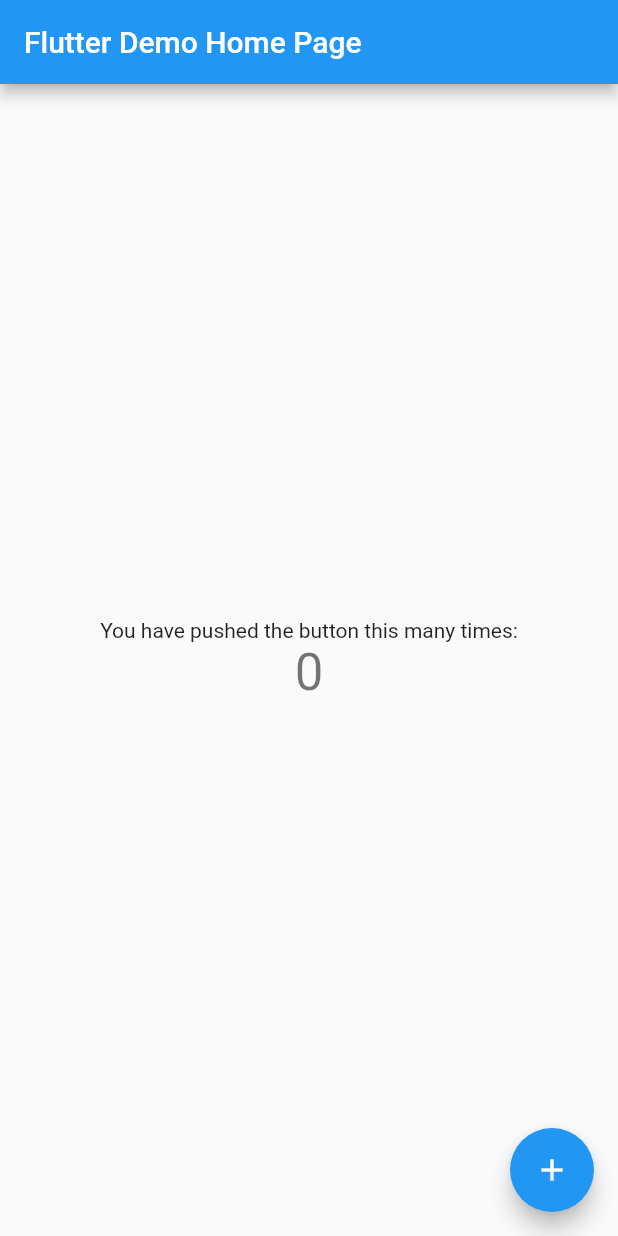
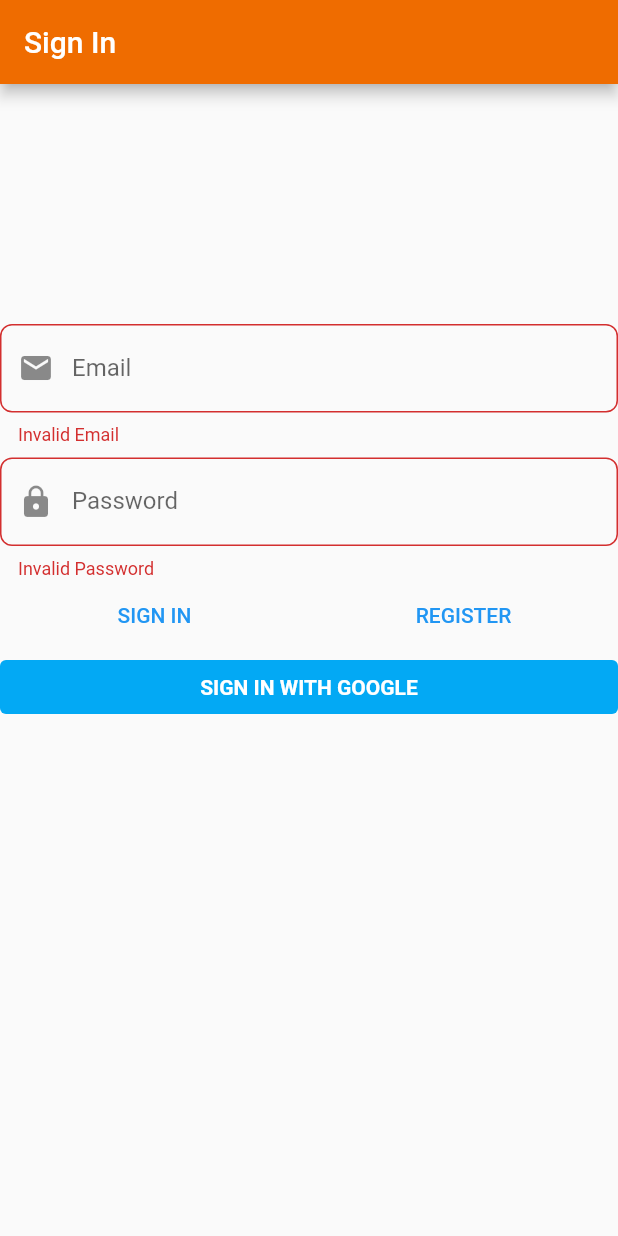
Before and after one commit to lei-cao/flutter-firebase-ddd-course, a Flutter app: the screen it shows after launch, on a phone screen of 412 x 824 dp. Run offline on Flutter 3.47's test engine with Material 2 defaults, Android fonts, the phone set to English and light mode, and no system bars; our stand-ins replace another_flushbar, bloc, dartz, firebase_auth, firebase_core, flutter_bloc and 4 more; accounts and stored records are empty; generated files the repository leaves out were written again.

Commit message:
Part 8: Sign-In Form UI

```diff
--- a/lib/application/auth/sign_in_form/sign_in_form_bloc.dart
+++ b/lib/application/auth/sign_in_form/sign_in_form_bloc.dart
@@ -20,6 +20,9 @@
   final IAuthFacade _authFacade;
 
   SignInFormBloc(this._authFacade) : super(SignInFormState.initial());
+
+  @override
+  SignInFormState get initialState => SignInFormState.initial();
 
   @override
   Stream<SignInFormState> mapEventToState(
--- a/lib/infrastructure/auth/firebase_auth_facade.dart
+++ b/lib/infrastructure/auth/firebase_auth_facade.dart
@@ -7,8 +7,7 @@
 import 'package:google_sign_in/google_sign_in.dart';
 import 'package:injectable/injectable.dart';
 
-@lazySingleton
-@Injectable(as: IAuthFacade)
+@LazySingleton(as: IAuthFacade)
 class FirebaseAuthFacade implements IAuthFacade {
   final FirebaseAuth _firebaseAuth;
   final GoogleSignIn _googleSignIn;
--- a/lib/main.dart
+++ b/lib/main.dart
@@ -1,116 +1,12 @@
+import 'package:firebase_core/firebase_core.dart';
 import 'package:flutter/material.dart';
 import 'package:flutter_firebase_ddd_course/injection.dart';
+import 'package:flutter_firebase_ddd_course/presentation/core/app_widget.dart';
 import 'package:injectable/injectable.dart';
 
-void main() {
+Future<void> main() async{
+  WidgetsFlutterBinding.ensureInitialized();
   configureInjection(Environment.prod);
-  runApp(MyApp());
+  await Firebase.initializeApp();
+  runApp(const AppWidget());
 }
-
-class MyApp extends StatelessWidget {
-  // This widget is the root of your application.
-  @override
-  Widget build(BuildContext context) {
-    return MaterialApp(
-      title: 'Flutter Demo',
-      theme: ThemeData(
-        // This is the theme of your application.
-        //
-        // Try running your application with "flutter run". You'll see the
-        // application has a blue toolbar. Then, without quitting the app, try
-        // changing the primarySwatch below to Colors.green and then invoke
-        // "hot reload" (press "r" in the console where you ran "flutter run",
-        // or simply save your changes to "hot reload" in a Flutter IDE).
-        // Notice that the counter didn't reset back to zero; the application
-        // is not restarted.
-        primarySwatch: Colors.blue,
-      ),
-      home: MyHomePage(title: 'Flutter Demo Home Page'),
-    );
-  }
-}
-
-class MyHomePage extends StatefulWidget {
-  MyHomePage({Key? key, required this.title}) : super(key: key);
-
-  // This widget is the home page of your application. It is stateful, meaning
-  // that it has a State object (defined below) that contains fields that affect
-  // how it looks.
-
-  // This class is the configuration for the state. It holds the values (in this
-  // case the title) provided by the parent (in this case the App widget) and
-  // used by the build method of the State. Fields in a Widget subclass are
-  // always marked "final".
-
-  final String title;
-
-  @override
-  _MyHomePageState createState() => _MyHomePageState();
-}
-
-class _MyHomePageState extends State<MyHomePage> {
-  int _counter = 0;
-
-  void _incrementCounter() {
-    setState(() {
-      // This call to setState tells the Flutter framework that something has
-      // changed in this State, which causes it to rerun the build method below
-      // so that the display can reflect the updated values. If we changed
-      // _counter without calling setState(), then the build method would not be
-      // called again, and so nothing would appear to happen.
-      _counter++;
-    });
-  }
-
-  @override
-  Widget build(BuildContext context) {
-    // This method is rerun every time setState is called, for instance as done
-    // by the _incrementCounter method above.
-    //
-    // The Flutter framework has been optimized to make rerunning build methods
-    // fast, so that you can just rebuild anything that needs updating rather
-    // than having to individually change instances of widgets.
-    return Scaffold(
-      appBar: AppBar(
-        // Here we take the value from the MyHomePage object that was created by
-        // the App.build method, and use it to set our appbar title.
-        title: Text(widget.title),
-      ),
-      body: Center(
-        // Center is a layout widget. It takes a single child and positions it
-        // in the middle of the parent.
-        child: Column(
-          // Column is also a layout widget. It takes a list of children and
-          // arranges them vertically. By default, it sizes itself to fit its
-          // children horizontally, and tries to be as tall as its parent.
-          //
-          // Invoke "debug painting" (press "p" in the console, choose the
-          // "Toggle Debug Paint" action from the Flutter Inspector in Android
-          // Studio, or the "Toggle Debug Paint" command in Visual Studio Code)
-          // to see the wireframe for each widget.
-          //
-          // Column has various properties to control how it sizes itself and
-          // how it positions its children. Here we use mainAxisAlignment to
-          // center the children vertically; the main axis here is the vertical
-          // axis because Columns are vertical (the cross axis would be
-          // horizontal).
-          mainAxisAlignment: MainAxisAlignment.center,
-          children: <Widget>[
-            Text(
-              'You have pushed the button this many times:',
-            ),
-            Text(
-              '$_counter',
-              style: Theme.of(context).textTheme.headline4,
-            ),
-          ],
-        ),
-      ),
-      floatingActionButton: FloatingActionButton(
-        onPressed: _incrementCounter,
-        tooltip: 'Increment',
-        child: Icon(Icons.add),
-      ), // This trailing comma makes auto-formatting nicer for build methods.
-    );
-  }
-}
--- /dev/null
+++ b/lib/presentation/core/app_widget.dart
@@ -0,0 +1,24 @@
+import 'package:flutter/material.dart';
+import 'package:flutter_firebase_ddd_course/presentation/sign_in/sign_in_page.dart';
+
+class AppWidget extends StatelessWidget {
+  const AppWidget({Key? key}) : super(key: key);
+
+  @override
+  Widget build(BuildContext context) {
+    return MaterialApp(
+      title: 'Material App',
+      home: const SignInPage(),
+      debugShowCheckedModeBanner: false,
+      theme: ThemeData.light().copyWith(
+        primaryColor: Colors.orange[800],
+        accentColor: Colors.orangeAccent,
+        inputDecorationTheme: InputDecorationTheme(
+          border: OutlineInputBorder(
+            borderRadius: BorderRadius.circular(8),
+          ),
+        ),
+      ),
+    );
+  }
+}
--- /dev/null
+++ b/lib/presentation/sign_in/sign_in_page.dart
@@ -0,0 +1,22 @@
+import 'package:flutter/material.dart';
+import 'package:flutter_bloc/flutter_bloc.dart';
+import 'package:flutter_firebase_ddd_course/application/auth/sign_in_form/sign_in_form_bloc.dart';
+import 'package:flutter_firebase_ddd_course/injection.dart';
+import 'package:flutter_firebase_ddd_course/presentation/sign_in/widgets/sign_in_form.dart';
+
+class SignInPage extends StatelessWidget {
+  const SignInPage({Key? key}) : super(key: key);
+
+  @override
+  Widget build(BuildContext context) {
+    return Scaffold(
+      appBar: AppBar(
+        title: Text('Sign In'),
+      ),
+      body: BlocProvider(
+        create: (context) => getIt<SignInFormBloc>(),
+        child: SignInForm(),
+      ),
+    );
+  }
+}
--- /dev/null
+++ b/lib/presentation/sign_in/widgets/sign_in_form.dart
@@ -0,0 +1,131 @@
+import 'package:another_flushbar/flushbar_helper.dart';
+import 'package:flutter/material.dart';
+import 'package:flutter_bloc/flutter_bloc.dart';
+import 'package:flutter_firebase_ddd_course/application/auth/sign_in_form/sign_in_form_bloc.dart';
+
+class SignInForm extends StatelessWidget {
+  const SignInForm({Key? key}) : super(key: key);
+
+  @override
+  Widget build(BuildContext context) {
+    return BlocConsumer<SignInFormBloc, SignInFormState>(
+      listener: (context, state) {
+        state.authFailureOrSuccessOption.fold(
+          () => () {},
+          (either) => either.fold((failure) {
+            FlushbarHelper.createError(
+              message: failure.map(
+                cancelledByUser: (_) => 'Cancelled',
+                serverError: (_) => 'serverError',
+                emailAlreadyInUse: (_) => 'emailAlreadyInUse',
+                invalidEmailAndPasswordCombination: (_) =>
+                    'invalidEmailAndPasswordCombination',
+              ),
+            ).show(context);
+          }, (_) {}),
+        );
+      },
+      builder: (context, state) {
+        return Form(
+          autovalidateMode: state.showErrorMessages
+              ? AutovalidateMode.always
+              : AutovalidateMode.always,
+          child: ListView(
+            children: [
+              const Text(
+                '',
+                textAlign: TextAlign.center,
+                style: TextStyle(fontSize: 130),
+              ),
+              const SizedBox(height: 8),
+              TextFormField(
+                decoration: const InputDecoration(
+                  prefixIcon: Icon(Icons.email),
+                  labelText: 'Email',
+                ),
+                autocorrect: false,
+                onChanged: (value) => context
+                    .read<SignInFormBloc>()
+                    .add(SignInFormEvent.emailChanged(value)),
+                validator: (_) => context
+                    .read<SignInFormBloc>()
+                    .state
+                    .emailAddress
+                    .value
+                    .fold(
+                        (f) => f.maybeMap(
+                              invalidEmail: (_) => 'Invalid Email',
+                              orElse: () => null,
+                            ),
+                        (r) => null),
+              ),
+              const SizedBox(height: 8),
+              TextFormField(
+                decoration: const InputDecoration(
+                  prefixIcon: Icon(Icons.lock),
+                  labelText: 'Password',
+                ),
+                autocorrect: false,
+                obscureText: true,
+                onChanged: (value) => context
+                    .read<SignInFormBloc>()
+                    .add(SignInFormEvent.passwordChanged(value)),
+                validator: (_) =>
+                    context.read<SignInFormBloc>().state.password.value.fold(
+                        (f) => f.maybeMap(
+                              shortPassword: (_) => 'Invalid Password',
+                              orElse: () => null,
+                            ),
+                        (r) => null),
+              ),
+              Row(
+                children: [
+                  Expanded(
+                    child: TextButton(
+                      onPressed: () {
+                        context.read<SignInFormBloc>().add(
+                              const SignInFormEvent
+                                  .signInWithEmailAndPasswordPressed(),
+                            );
+                      },
+                      child: const Text('SIGN IN'),
+                    ),
+                  ),
+                  Expanded(
+                    child: TextButton(
+                      onPressed: () {
+                        context.read<SignInFormBloc>().add(
+                              const SignInFormEvent
+                                  .registerWithEmailAndPasswordPressed(),
+                            );
+                      },
+                      child: const Text('REGISTER'),
+                    ),
+                  ),
+                ],
+              ),
+              TextButton(
+                onPressed: () {
+                  context.read<SignInFormBloc>().add(
+                        const SignInFormEvent.signInWithGooglePressed(),
+                      );
+                },
+                style: ButtonStyle(
+                  backgroundColor:
+                      MaterialStateProperty.all<Color>(Colors.lightBlue),
+                ),
+                child: const Text(
+                  'SIGN IN WITH GOOGLE',
+                  style: TextStyle(
+                    color: Colors.white,
+                    fontWeight: FontWeight.bold,
+                  ),
+                ),
+              ),
+            ],
+          ),
+        );
+      },
+    );
+  }
+}
--- a/pubspec.yaml
+++ b/pubspec.yaml
@@ -23,6 +23,7 @@
 dependencies:
   flutter:
     sdk: flutter
+  another_flushbar: ^1.10.23
   cloud_firestore: ^2.2.2
   cupertino_icons: ^1.0.2
   dartz: ^0.10.0-nullsafety.2
```
Also changed, not shown: lib/injection.config.dart, pubspec.lock, 1 other file.
